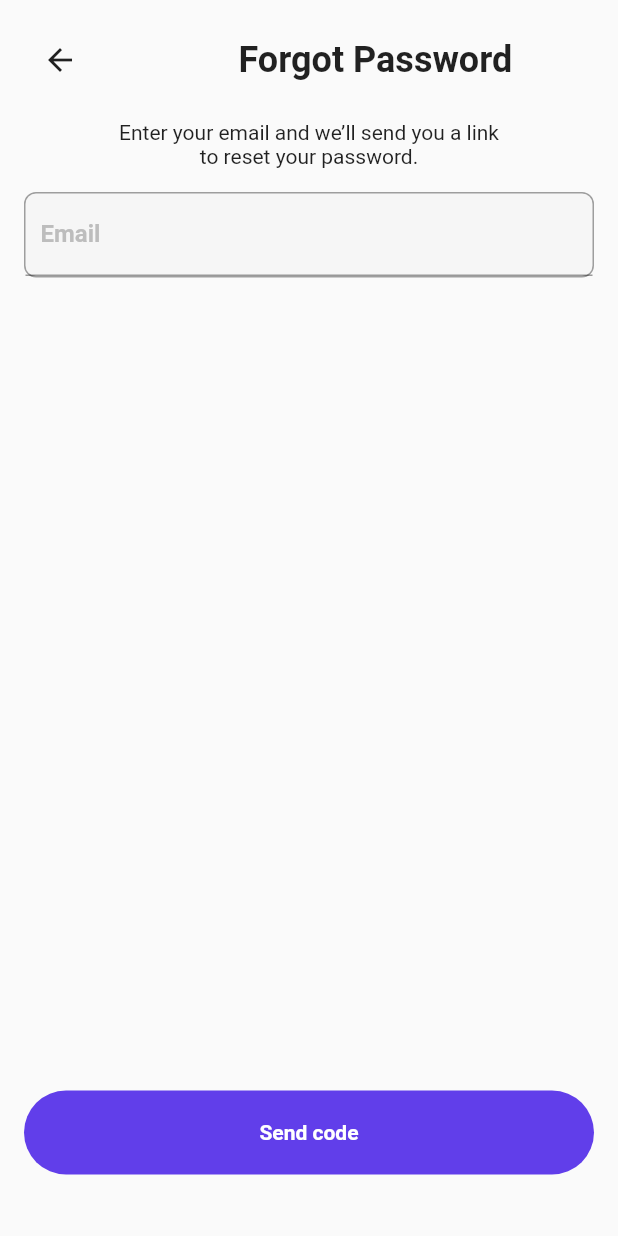
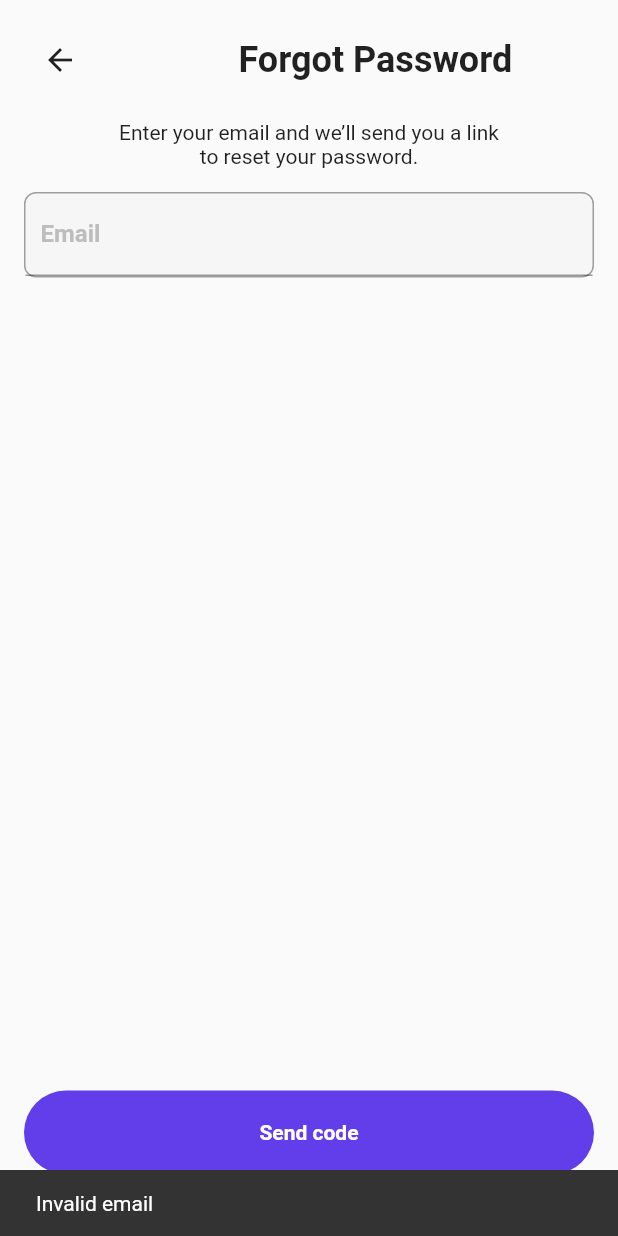
Before and after one commit to MuhammadFahru/tubes-promvis, a Flutter app: the ForgotPasswordPage screen opened by its route, after a tap on "Send code", on a phone screen of 412 x 824 dp. Run offline on Flutter 3.47's test engine with Material 2 defaults, Android fonts, the phone set to English and light mode, and no system bars; our stand-ins replace dropdown_search, email_validator, equatable, flutter_bloc.

Commit message:
sentpassword email dan email validator

```diff
--- a/flutter-investor/lib/forgot_password.dart
+++ b/flutter-investor/lib/forgot_password.dart
@@ -1,4 +1,8 @@
+import 'package:email_validator/email_validator.dart';
 import 'package:flutter/material.dart';
+import 'package:flutter_bloc/flutter_bloc.dart';
+
+///
 
 class ForgotPasswordPage extends StatelessWidget {
   ForgotPasswordPage({Key? key}) : super(key: key);
@@ -10,6 +14,7 @@ class ForgotPasswordPage extends StatelessWidget {
       body: Padding(
         padding: const EdgeInsets.all(16.0),
         child: Column(
+          mainAxisAlignment: MainAxisAlignment.center,
           crossAxisAlignment: CrossAxisAlignment.stretch,
           children: [
             Row(
@@ -20,9 +25,10 @@ class ForgotPasswordPage extends StatelessWidget {
                     Navigator.pop(context);
                   },
                 ),
-                Container(
-                  margin: EdgeInsets.only(left: 95),
-                  alignment: Alignment.centerRight,
+                const SizedBox(
+                  width: 95,
+                ),
+                const Center(
                   child: Text(
                     'Forgot Password',
                     style: TextStyle(
@@ -76,7 +82,14 @@ class ForgotPasswordPage extends StatelessWidget {
                 ),
                 onPressed: () {
                   final email = emailController.text;
-                  // TODO: Implement code to send reset code to the email
+                  if (EmailValidator.validate(email)) {
+                    Navigator.pushNamed(context, '/passwordSent',
+                        arguments: email);
+                  } else {
+                    ScaffoldMessenger.of(context).showSnackBar(
+                      SnackBar(content: Text('Invalid email')),
+                    );
+                  }
                 },
                 child: Container(
                   padding: const EdgeInsets.symmetric(vertical: 20),
--- a/flutter-investor/lib/main.dart
+++ b/flutter-investor/lib/main.dart
@@ -2,6 +2,7 @@ import 'package:flutter/material.dart';
 import 'package:flutter_bloc/flutter_bloc.dart';
 import 'login.dart';
 import 'forgot_password.dart';
+import 'password_sent.dart';
 import 'signup.dart';
 
 void main() {
@@ -24,6 +25,7 @@ class MyApp extends StatelessWidget {
             '/': (context) => LoginPage(),
             '/forgotPassword': (context) => ForgotPasswordPage(),
             '/signUp': (context) => Signup(),
+            '/passwordSent': (context) => PasswordSentPage(),
           },
         ));
   }
--- a/flutter-investor/pubspec.yaml
+++ b/flutter-investor/pubspec.yaml
@@ -31,6 +31,7 @@ dependencies:
   http: ^0.13.6
   flutter_bloc: ^8.1.3
   equatable: ^2.0.0
+  email_validator: ^2.0.1
   flutter:
     sdk: flutter
   dropdown_search: ^0.6.1
```
Also changed, not shown: flutter-investor/lib/password_sent.dart (added, +61 -0 lines), flutter-investor/pubspec.lock, flutter-peminjam/pubspec.lock.
